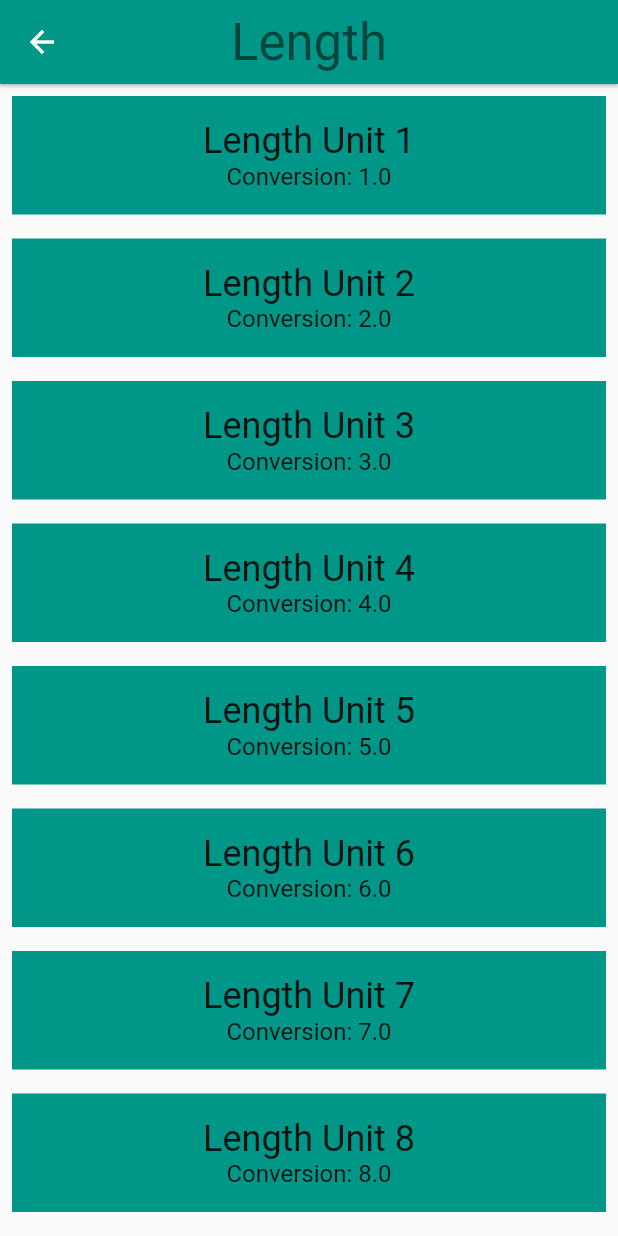
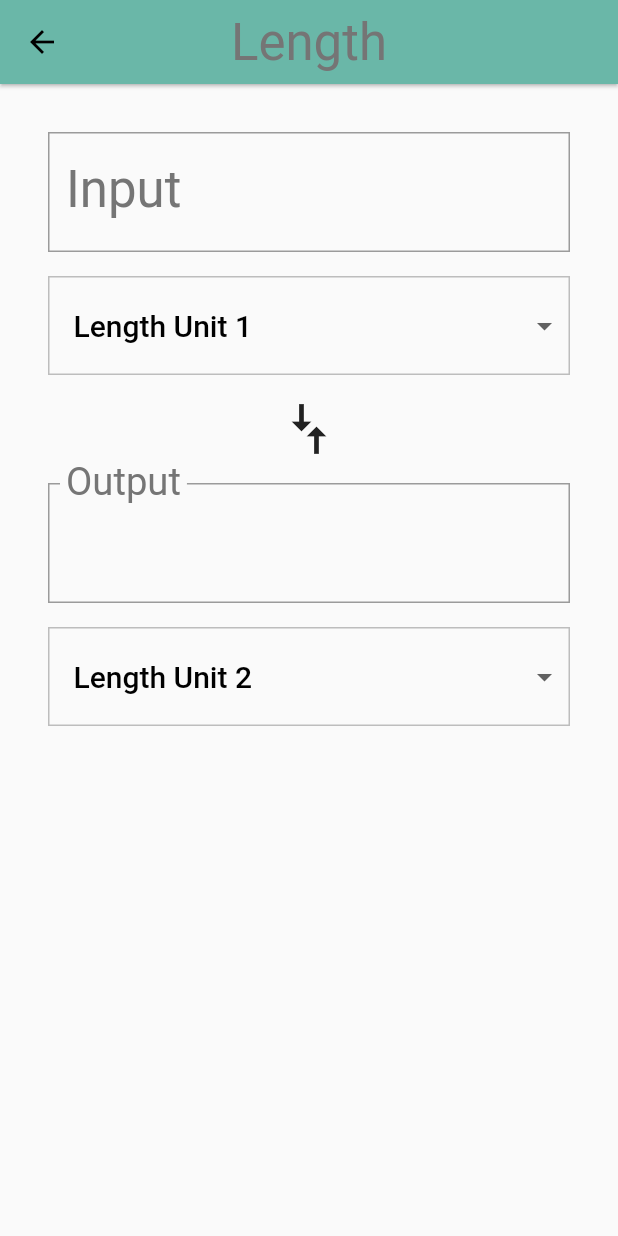
Before and after one commit to Irsanarisandy/Udacity-flutter-tutorial, a Flutter app: the screen it shows after launch, after a tap on "Length", on a phone screen of 412 x 824 dp. Run offline on Flutter 3.47's test engine with Material 2 defaults, Android fonts, the phone set to English and light mode, and no system bars.

Commit message:
unit_converter_app: adding interactivity to unit converter

```diff
--- a/unit_converter_app/lib/category.dart
+++ b/unit_converter_app/lib/category.dart
@@ -50,6 +50,9 @@ class Category extends StatelessWidget {
             color: color,
             units: units
           ),
+          // This prevents the attempt to resize the screen when the keyboard
+          // is opened
+          resizeToAvoidBottomPadding: false,
         );
       })
     );
@@ -70,8 +73,8 @@ class Category extends StatelessWidget {
           child: InkWell(
             borderRadius: _widgetBorderRadius,
             onTap: () => _navigateToConverter(context),
-            splashColor: color,
-            highlightColor: color,
+            highlightColor: color['highlight'],
+            splashColor: color['splash'],
             child: Row(
               crossAxisAlignment: CrossAxisAlignment.stretch,
               children: <Widget>[
--- a/unit_converter_app/lib/converter_screen.dart
+++ b/unit_converter_app/lib/converter_screen.dart
@@ -3,32 +3,217 @@ import 'package:flutter/material.dart';
 import 'package:meta/meta.dart';
 import 'package:unit_converter_app/unit.dart';
 
+final _padding = EdgeInsets.all(16.0);
+
 class _ConverterScreenState extends State<ConverterScreen> {
+  double _inputValue;
+  Unit _inputUnit;
+  String _outputValue = '';
+  Unit _outputUnit;
+  List<DropdownMenuItem> _unitMenuItems;
+  bool _showError = false;
+
+  void _setDefaults() {
+    setState(() {
+      _inputUnit = widget.units[0];
+      _outputUnit = widget.units[1];
+    });
+  }
+
+  void _createDropdownMenuItems() {
+    var newItems = <DropdownMenuItem>[];
+
+    for (var unit in widget.units) {
+      newItems.add(DropdownMenuItem(
+        value: unit.name,
+        child: Container(
+          child: Text(
+            unit.name,
+            softWrap: true
+          ),
+        )
+      ));
+    }
+
+    setState(() {
+      _unitMenuItems = newItems;
+    });
+  }
+
+  @override
+  void initState() {
+    super.initState();
+    _setDefaults();
+    _createDropdownMenuItems();
+  }
+
+  String _format(double conversion) {
+    var outputNum = conversion.toStringAsPrecision(7);
+    if (outputNum.contains('.') && outputNum.endsWith('0')) {
+      var i = outputNum.length - 1;
+      while (outputNum[i] == '0') {
+        i -= 1;
+      }
+      outputNum = outputNum.substring(0, i + 1);
+    }
+    if (outputNum.endsWith('.')) {
+      return outputNum.substring(0, outputNum.length - 1);
+    }
+    return outputNum;
+  }
+
+  void _resultOutput() {
+    setState(() {
+      _outputValue = _format(_inputValue * (_outputUnit.conversion / _inputUnit.conversion));
+    });
+  }
+
+  void _updateInputValue(String input) {
+    setState(() {
+      if (input == null || input.isEmpty) {
+        _outputValue = '';
+      } else {
+        try {
+          _inputValue = double.parse(input);
+          _showError = false;
+          _resultOutput();
+        } on Exception catch (err) {
+          print("Error: $err");
+          _showError = true;
+        }
+      }
+    });
+  }
+
+  Unit _getUnitName(String unitName) {
+    return widget.units.firstWhere(
+      (Unit unit) {
+        return unit.name == unitName;
+      },
+      orElse: null
+    );
+  }
+
+  void _updateFromUnit(dynamic unitName) {
+    setState(() {
+      _inputUnit = _getUnitName(unitName);
+    });
+    if (_inputValue != null) {
+      _resultOutput();
+    }
+  }
+
+  void _updateToUnit(dynamic unitName) {
+    setState(() {
+      _outputUnit = _getUnitName(unitName);
+    });
+    if (_inputValue != null) {
+      _resultOutput();
+    }
+  }
+
+  Widget _createDropdown(String currentUnit, ValueChanged<dynamic> onChange) {
+    return Container(
+      margin: EdgeInsets.only(top: 16.0),
+      padding: EdgeInsets.symmetric(vertical: 8.0),
+      decoration: BoxDecoration(
+        // Fill color inside container (not text color)
+        color: Colors.grey[50],
+        border: Border.all(
+          color: Colors.grey[400],
+        ),
+      ),
+      child: Theme(
+        data: Theme.of(context).copyWith(
+          // Background color of DropdownButtonMenuItem
+          canvasColor: Colors.grey[50]
+        ),
+        child: DropdownButtonHideUnderline(
+          child: ButtonTheme(
+            // If set true, DropdownButton menu's width will match the button's width
+            alignedDropdown: true,
+            child: DropdownButton(
+              value: currentUnit,
+              items: _unitMenuItems,
+              onChanged: onChange,
+              style: Theme.of(context).textTheme.title,
+            ),
+          ),
+        ),
+      ),
+    );
+  }
+
   @override
   Widget build(BuildContext context) {
-    // Here is just a placeholder for a list of mock units
-    final unitWidgets = widget.units.map((Unit unit) {
-      return Container(
-        margin: EdgeInsets.all(8.0),
-        padding: EdgeInsets.all(16.0),
-        color: widget.color,
-        child: Column(
-          children: <Widget>[
-            Text(
-              unit.name,
-              style: Theme.of(context).textTheme.headline,
+    final inputWidget = Padding(
+      padding: _padding,
+      child: Column(
+        crossAxisAlignment: CrossAxisAlignment.stretch,
+        children: <Widget>[
+          TextField(
+            keyboardType: TextInputType.number,
+            onChanged: _updateInputValue,
+            textAlign: TextAlign.right,
+            style: Theme.of(context).textTheme.display1,
+            decoration: InputDecoration(
+                labelText: 'Input',
+                labelStyle: Theme.of(context).textTheme.display1,
+                errorText: _showError ? 'Invalid number!' : null,
+                border: OutlineInputBorder(
+                    borderRadius: BorderRadius.circular(0.0)
+                )
             ),
-            Text(
-              'Conversion: ${unit.conversion}',
-              style: Theme.of(context).textTheme.subhead,
+          ),
+          _createDropdown(_inputUnit.name, _updateFromUnit)
+        ],
+      )
+    );
+
+    final comparisonWidget = RotatedBox(
+      quarterTurns: 1,
+      child: Icon(
+        Icons.compare_arrows,
+        size: 40.0,
+      ),
+    );
+
+    final outputWidget = Padding(
+      padding: _padding,
+      child: Column(
+        crossAxisAlignment: CrossAxisAlignment.stretch,
+        children: <Widget>[
+          InputDecorator(
+            decoration: InputDecoration(
+                labelText: 'Output',
+                labelStyle: Theme.of(context).textTheme.display1,
+                border: OutlineInputBorder(
+                    borderRadius: BorderRadius.circular(0.0)
+                )
             ),
-          ],
-        ),
-      );
-    }).toList();
+            child: Text(
+              _outputValue,
+              textAlign: TextAlign.right,
+              style: Theme.of(context).textTheme.display1,
+            ),
+          ),
+          _createDropdown(_outputUnit.name, _updateToUnit)
+        ],
+      )
+    );
 
-    return ListView(
-      children: unitWidgets,
+    final converter = Column(
+      crossAxisAlignment: CrossAxisAlignment.stretch,
+      children: [
+        inputWidget,
+        comparisonWidget,
+        outputWidget,
+      ],
+    );
+
+    return Padding(
+      padding: _padding,
+      child: converter,
     );
   }
 }
--- a/unit_converter_app/lib/main.dart
+++ b/unit_converter_app/lib/main.dart
@@ -12,6 +12,14 @@ class UnitConverterApp extends StatelessWidget {
     return MaterialApp(
       debugShowCheckedModeBanner: false,
       title: 'Unit Converter',
+      theme: ThemeData(
+        primaryColor: Colors.grey[500],
+        textTheme: Theme.of(context).textTheme.apply(
+          bodyColor: Colors.black,
+          displayColor: Colors.grey[600]
+        ),
+        textSelectionHandleColor: Colors.green[500]
+      ),
       home: CategoryScreen(),
     );
   }
```
Also changed, not shown: unit_converter_app/lib/category_screen.dart (+41 -17 lines).
